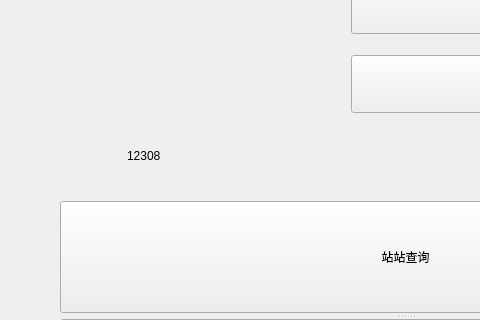
This is Client/UI/TrainUI/mainwindow.ui in TimerChen/TrainTickets as Qt 5 draws it before an edit; both pictures show x 0 to 480 and y 100 to 420 of the 826 by 800 pixel window. The edited form follows.
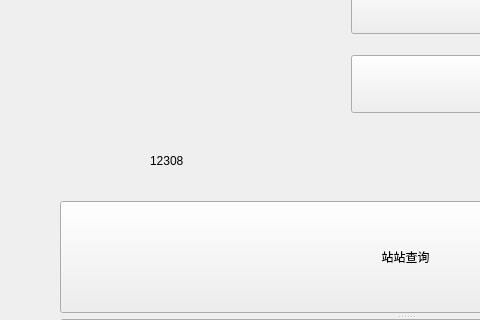
This is the edited form. Icons and pictures are not drawn.

```diff
--- a/Client/UI/TrainUI/mainwindow.ui
+++ b/Client/UI/TrainUI/mainwindow.ui
@@ -64,24 +64,12 @@
    <widget class="QLabel" name="label_3">
     <property name="geometry">
      <rect>
-      <x>127</x>
+      <x>150</x>
       <y>240</y>
-      <width>129</width>
-      <height>32</height>
+      <width>51</width>
+      <height>41</height>
      </rect>
     </property>
-    <property name="minimumSize">
-     <size>
-      <width>129</width>
-      <height>32</height>
-     </size>
-    </property>
-    <property name="maximumSize">
-     <size>
-      <width>129</width>
-      <height>32</height>
-     </size>
-    </property>
     <property name="text">
      <string>12308</string>
     </property>
```
Left out of the diff: 9 changed lines with no effect on the pictures.
